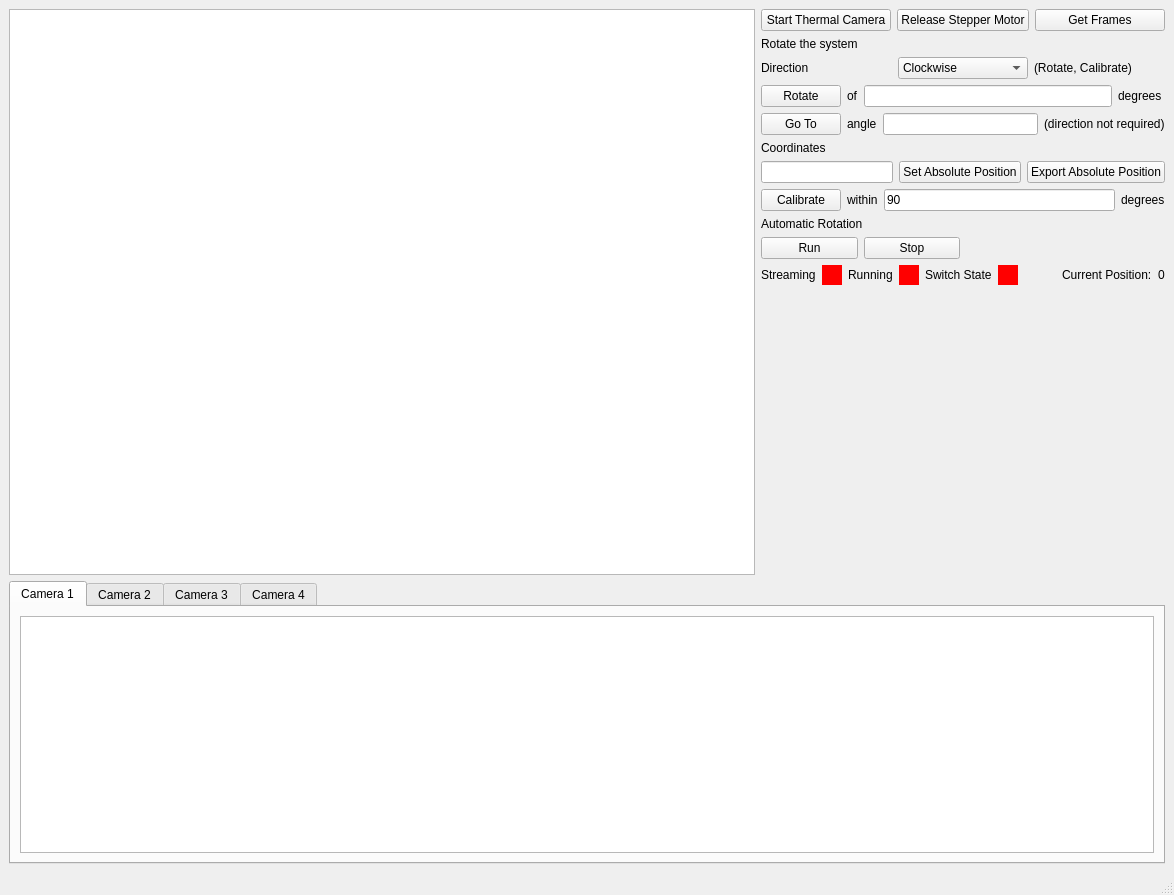
First picture: the form in coldroom/thermal_camera.ui, repository pisaoutertracker/integration_tools, before the edit.
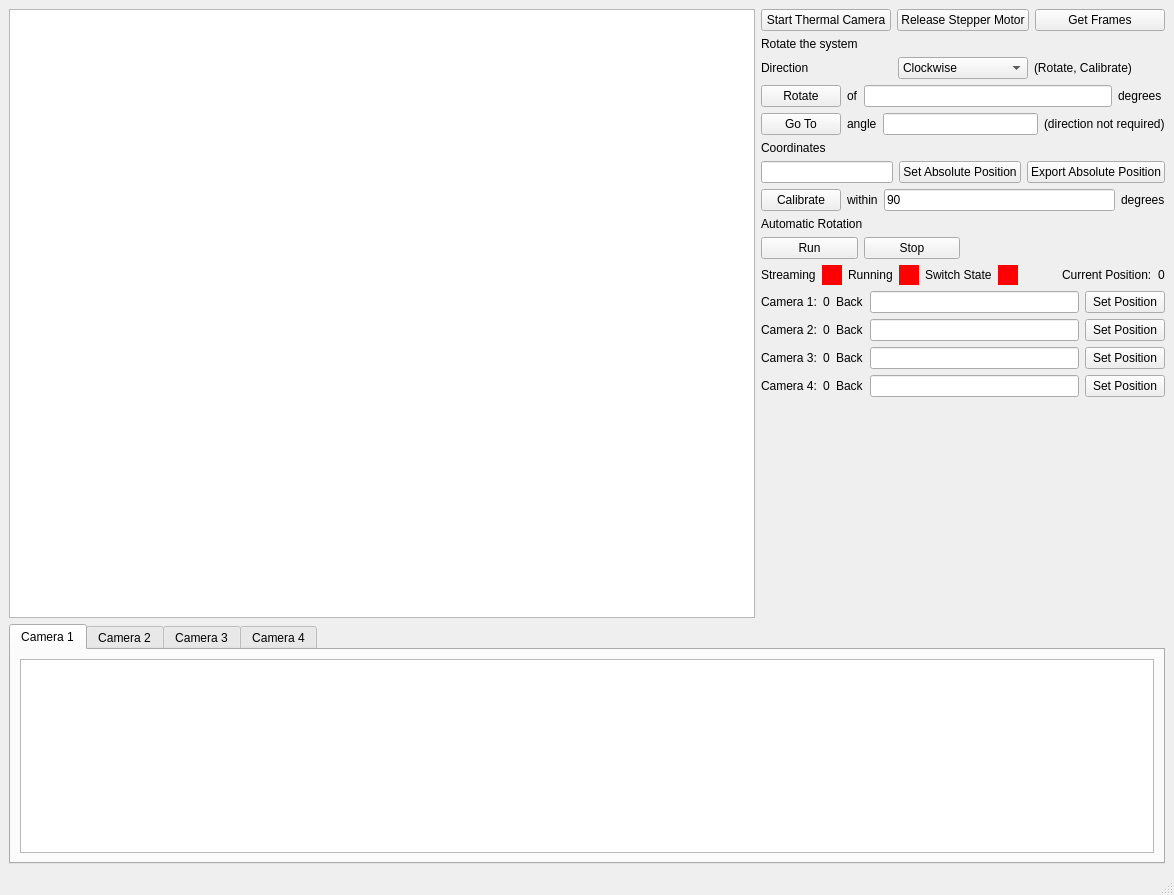
Second picture: the form after the edit.

Commit message: Prototype logic for relative camera movement added. Need to test and put real coordinates

```diff
--- a/coldroom/thermal_camera.ui
+++ b/coldroom/thermal_camera.ui
@@ -14,8 +14,8 @@
    <string>MainWindow</string>
   </property>
   <widget class="QWidget" name="centralwidget">
-   <layout class="QGridLayout" name="gridLayout">
-    <item row="0" column="0" rowspan="12">
+   <layout class="QGridLayout" name="gridLayout_4">
+    <item row="0" column="0" rowspan="13">
      <widget class="QGraphicsView" name="graphicsView"/>
     </item>
     <item row="0" column="1" colspan="2">
@@ -332,20 +332,164 @@
       </item>
      </layout>
     </item>
-    <item row="11" column="2">
+    <item row="11" column="1" colspan="2">
+     <layout class="QGridLayout" name="gridLayout">
+      <item row="0" column="0">
+       <widget class="QLabel" name="camera_id_label_1">
+        <property name="text">
+         <string>Camera 1:</string>
+        </property>
+       </widget>
+      </item>
+      <item row="0" column="1">
+       <widget class="QLabel" name="camera_pos_label_1">
+        <property name="text">
+         <string>0</string>
+        </property>
+       </widget>
+      </item>
+      <item row="0" column="2">
+       <widget class="QLabel" name="camera_side_label_1">
+        <property name="text">
+         <string>Back</string>
+        </property>
+       </widget>
+      </item>
+      <item row="0" column="3">
+       <widget class="QLineEdit" name="camera_pos_le_1">
+        <property name="text">
+         <string/>
+        </property>
+       </widget>
+      </item>
+      <item row="0" column="4">
+       <widget class="QPushButton" name="camera_set_pos_button_1">
+        <property name="text">
+         <string>Set Position</string>
+        </property>
+       </widget>
+      </item>
+      <item row="1" column="0">
+       <widget class="QLabel" name="camera_id_label_2">
+        <property name="text">
+         <string>Camera 2:</string>
+        </property>
+       </widget>
+      </item>
+      <item row="1" column="1">
+       <widget class="QLabel" name="camera_pos_label_2">
+        <property name="text">
+         <string>0</string>
+        </property>
+       </widget>
+      </item>
+      <item row="1" column="2">
+       <widget class="QLabel" name="camera_side_label_2">
+        <property name="text">
+         <string>Back</string>
+        </property>
+       </widget>
+      </item>
+      <item row="1" column="3">
+       <widget class="QLineEdit" name="camera_pos_le_2">
+        <property name="text">
+         <string/>
+        </property>
+       </widget>
+      </item>
+      <item row="1" column="4">
+       <widget class="QPushButton" name="camera_set_pos_button_2">
+        <property name="text">
+         <string>Set Position</string>
+        </property>
+       </widget>
+      </item>
+      <item row="2" column="0">
+       <widget class="QLabel" name="camera_id_label_3">
+        <property name="text">
+         <string>Camera 3:</string>
+        </property>
+       </widget>
+      </item>
+      <item row="2" column="1">
+       <widget class="QLabel" name="camera_pos_label_3">
+        <property name="text">
+         <string>0</string>
+        </property>
+       </widget>
+      </item>
+      <item row="2" column="2">
+       <widget class="QLabel" name="camera_side_label_3">
+        <property name="text">
+         <string>Back</string>
+        </property>
+       </widget>
+      </item>
+      <item row="2" column="3">
+       <widget class="QLineEdit" name="camera_pos_le_3">
+        <property name="text">
+         <string/>
+        </property>
+       </widget>
+      </item>
+      <item row="2" column="4">
+       <widget class="QPushButton" name="camera_set_pos_button_3">
+        <property name="text">
+         <string>Set Position</string>
+        </property>
+       </widget>
+      </item>
+      <item row="3" column="0">
+       <widget class="QLabel" name="camera_id_label_4">
+        <property name="text">
+         <string>Camera 4:</string>
+        </property>
+       </widget>
+      </item>
+      <item row="3" column="1">
+       <widget class="QLabel" name="camera_pos_label_4">
+        <property name="text">
+         <string>0</string>
+        </property>
+       </widget>
+      </item>
+      <item row="3" column="2">
+       <widget class="QLabel" name="camera_side_label_4">
+        <property name="text">
+         <string>Back</string>
+        </property>
+       </widget>
+      </item>
+      <item row="3" column="3">
+       <widget class="QLineEdit" name="camera_pos_le_4">
+        <property name="text">
+         <string/>
+        </property>
+       </widget>
+      </item>
+      <item row="3" column="4">
+       <widget class="QPushButton" name="camera_set_pos_button_4">
+        <property name="text">
+         <string>Set Position</string>
+        </property>
+       </widget>
+      </item>
+     </layout>
+    </item>
+    <item row="12" column="2">
      <spacer name="verticalSpacer">
       <property name="orientation">
        <enum>Qt::Vertical</enum>
       </property>
       <property name="sizeHint" stdset="0">
        <size>
-        <width>14</width>
-        <height>187</height>
+        <width>20</width>
+        <height>28</height>
        </size>
       </property>
      </spacer>
     </item>
-    <item row="12" column="0" colspan="3">
+    <item row="13" column="0" colspan="3">
      <widget class="QTabWidget" name="tabWidget">
       <property name="currentIndex">
        <number>0</number>
```
The commit also changes 3 other files.
